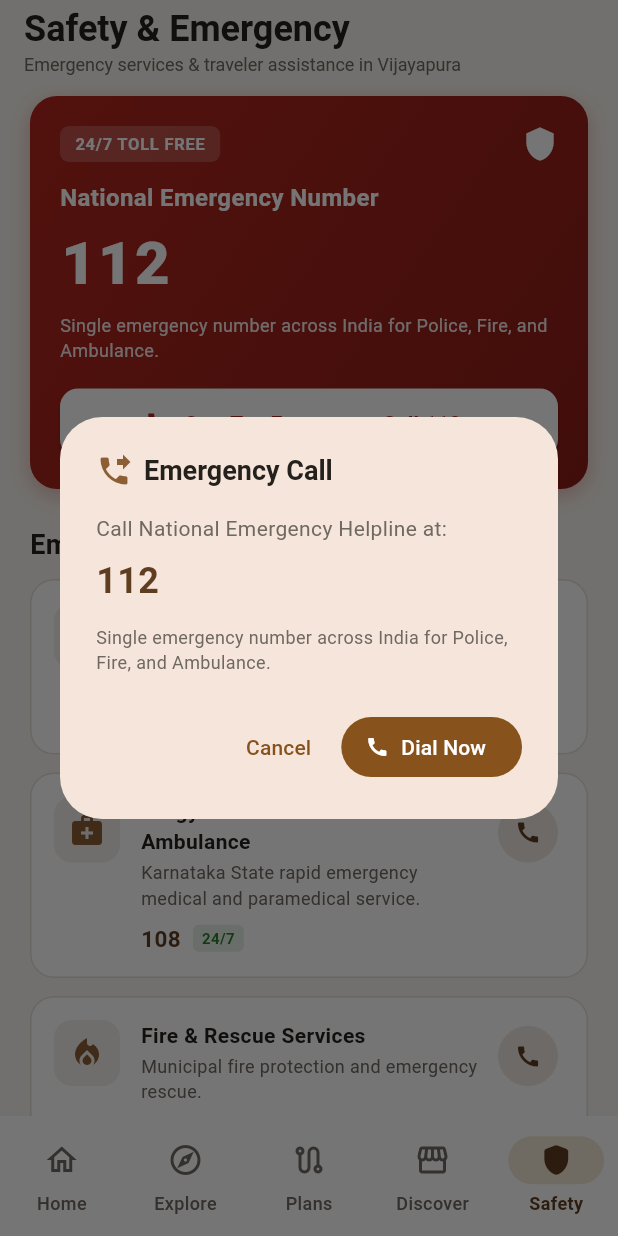
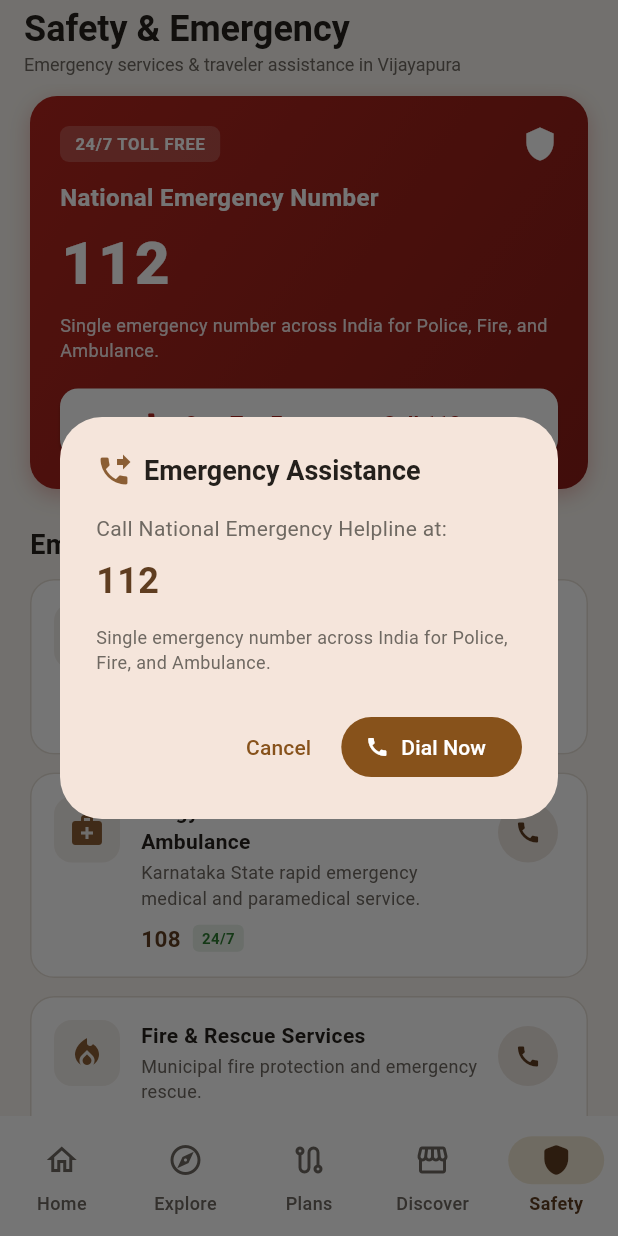
Before and after one commit to Datttabk/Final-Tourism, a Flutter app: the screen it shows once a user with an empty profile is signed in, item 5 of the bottom bar chosen, after a tap on "One-Tap Emergency Call 112", on a phone screen of 412 x 824 dp. Run offline on Flutter 3.47's test engine with Material 3 defaults, Android fonts, the phone set to English and light mode, and no system bars; our stand-ins replace firebase_auth, firebase_core, shared_preferences; missing offline and left inert: dart:html, firebase_auth_web, firebase_core_web, shared_preferences_web; accounts and stored records are empty.

Commit message:
feat(profile,auth,explore): add developer LinkedIn links, update supporters, unify branding logos, and clean explore food section

```diff
--- a/lib/features/auth/presentation/screens/sign_in_screen.dart
+++ b/lib/features/auth/presentation/screens/sign_in_screen.dart
@@ -2,8 +2,8 @@ import 'package:firebase_auth/firebase_auth.dart';
 import 'package:flutter/material.dart';
 
 import '../../../../core/localization/l10n_extensions.dart';
-import '../../../../core/theme/app_colors.dart';
 import '../../../../core/theme/app_text_styles.dart';
+import '../widgets/auth_header_logos.dart';
 
 class SignInScreen extends StatefulWidget {
   const SignInScreen({super.key});
@@ -111,20 +111,7 @@ class _SignInScreenState extends State<SignInScreen> {
                 child: Column(
                   crossAxisAlignment: CrossAxisAlignment.stretch,
                   children: [
-                    Center(
-                      child: Image.asset(
-                        'assets/images/branding/karnataka_tourism_logo.png',
-                        height: 52,
-                        fit: BoxFit.contain,
-                        errorBuilder: (context, error, stackTrace) =>
-                            const Icon(
-                              Icons.account_balance,
-                              size: 52,
-                              color: AppColors.primary,
-                            ),
-                      ),
-                    ),
-                    const SizedBox(height: 24),
+                    const AuthHeaderLogos(),
                     Text(
                       l10n.welcomeBack,
                       style: AppTextStyles.display,
--- /dev/null
+++ b/lib/features/auth/presentation/widgets/auth_header_logos.dart
@@ -0,0 +1,99 @@
+import 'package:flutter/material.dart';
+
+import '../../../../core/theme/app_colors.dart';
+
+/// Responsive institutional 3-logo header used across Authentication screens
+/// (Sign In and Sign Up), matching the official branding row on Home.
+///
+/// LEFT: Vijayapura Tourism / Discover Vijayapura
+/// CENTER: Karnataka Tourism (Department of Tourism)
+/// RIGHT: BLDEACET
+class AuthHeaderLogos extends StatelessWidget {
+  const AuthHeaderLogos({super.key});
+
+  @override
+  Widget build(BuildContext context) {
+    return Container(
+      padding: const EdgeInsets.symmetric(horizontal: 14, vertical: 8),
+      margin: const EdgeInsets.only(bottom: 24),
+      decoration: BoxDecoration(
+        color: AppColors.surface,
+        borderRadius: BorderRadius.circular(16),
+        border: Border.all(color: AppColors.border),
+        boxShadow: [
+          BoxShadow(
+            color: Colors.black.withValues(alpha: 0.03),
+            blurRadius: 6,
+            offset: const Offset(0, 2),
+          ),
+        ],
+      ),
+      child: LayoutBuilder(
+        builder: (context, constraints) {
+          final isCompact = constraints.maxWidth < 360;
+          final logoHeight = isCompact ? 36.0 : 44.0;
+
+          return SizedBox(
+            height: logoHeight,
+            child: Row(
+              crossAxisAlignment: CrossAxisAlignment.center,
+              children: [
+                // LEFT: Vijayapura Tourism / Discover Vijayapura artwork
+                Expanded(
+                  flex: 3,
+                  child: Align(
+                    alignment: Alignment.centerLeft,
+                    child: ClipRRect(
+                      borderRadius: BorderRadius.circular(6),
+                      child: Image.asset(
+                        'assets/images/branding/vijayapura_tourism_logo.jpg',
+                        height: logoHeight,
+                        fit: BoxFit.contain,
+                        errorBuilder: (context, error, stackTrace) =>
+                            const SizedBox.shrink(),
+                      ),
+                    ),
+                  ),
+                ),
+                const SizedBox(width: 8),
+
+                // CENTER: Karnataka Tourism logo
+                Expanded(
+                  flex: 5,
+                  child: Center(
+                    child: Image.asset(
+                      'assets/images/branding/karnataka_tourism_logo.png',
+                      height: logoHeight,
+                      fit: BoxFit.contain,
+                      errorBuilder: (context, error, stackTrace) =>
+                          const SizedBox.shrink(),
+                    ),
+                  ),
+                ),
+                const SizedBox(width: 8),
+
+                // RIGHT: BLDEACET logo
+                Expanded(
+                  flex: 3,
+                  child: Align(
+                    alignment: Alignment.centerRight,
+                    child: ClipRRect(
+                      borderRadius: BorderRadius.circular(6),
+                      child: Image.asset(
+                        'assets/images/branding/bldeacet_logo.jpg',
+                        height: logoHeight,
+                        fit: BoxFit.contain,
+                        errorBuilder: (context, error, stackTrace) =>
+                            const SizedBox.shrink(),
+                      ),
+                    ),
+                  ),
+                ),
+              ],
+            ),
+          );
+        },
+      ),
+    );
+  }
+}
--- a/lib/features/discover/presentation/widgets/hotel_card.dart
+++ b/lib/features/discover/presentation/widgets/hotel_card.dart
@@ -613,6 +613,8 @@ class HotelCard extends StatelessWidget {
                       onPressed: () {
                         if (onNavigate != null) {
                           onNavigate!();
+                        } else if (hotel.hasValidMapsUrl) {
+                          UrlLauncherHelper.openUrl(hotel.mapsUrl!);
                         } else {
                           _showNavigationHandoff(context);
                         }
--- a/lib/features/safety/presentation/screens/safety_screen.dart
+++ b/lib/features/safety/presentation/screens/safety_screen.dart
@@ -1,5 +1,6 @@
 import 'package:flutter/material.dart';
 
+import '../../../../core/localization/l10n_extensions.dart';
 import '../../../../core/theme/app_colors.dart';
 import '../../../../core/theme/app_text_styles.dart';
 import '../../data/repositories/local_safety_repository.dart';
@@ -43,7 +44,7 @@ class _SafetyScreenState extends State<SafetyScreen> {
           children: [
             const Icon(Icons.phone_forwarded, color: AppColors.primary),
             const SizedBox(width: 8),
-            const Text('Emergency Call', style: AppTextStyles.title),
+            Text(context.l10n.emergencyAssistance, style: AppTextStyles.title),
           ],
         ),
         content: Column(
@@ -72,7 +73,7 @@ class _SafetyScreenState extends State<SafetyScreen> {
         actions: [
           TextButton(
             onPressed: () => Navigator.pop(context),
-            child: const Text('Cancel'),
+            child: Text(context.l10n.cancel),
           ),
           FilledButton.icon(
             onPressed: () {
@@ -87,7 +88,7 @@ class _SafetyScreenState extends State<SafetyScreen> {
               );
             },
             icon: const Icon(Icons.call, size: 16),
-            label: const Text('Dial Now'),
+            label: Text(context.l10n.dialNow),
           ),
         ],
       ),
@@ -120,9 +121,9 @@ class _SafetyScreenState extends State<SafetyScreen> {
         title: Column(
           crossAxisAlignment: CrossAxisAlignment.start,
           children: [
-            const Text('Safety & Emergency', style: AppTextStyles.headline),
+            Text(context.l10n.safetyTitle, style: AppTextStyles.headline),
             Text(
-              'Emergency services & traveler assistance in Vijayapura',
+              context.l10n.safetySubtitle,
               style: AppTextStyles.bodySecondary.copyWith(fontSize: 12),
             ),
           ],
@@ -260,7 +261,10 @@ class _SafetyScreenState extends State<SafetyScreen> {
                 const SizedBox(height: 24),
 
                 // Traveler Safety Guidelines
-                const Text('Traveler Safety Tips', style: AppTextStyles.title),
+                Text(
+                  context.l10n.emergencyGuidelines,
+                  style: AppTextStyles.title,
+                ),
                 const SizedBox(height: 10),
                 ..._guidelines.map(
                   (guideline) => _GuidelineCard(guideline: guideline),
```
Also changed, not shown: lib/features/auth/presentation/screens/sign_up_screen.dart (+2 -10 lines), lib/features/explore/presentation/screens/place_detail_screen.dart (+5 -34 lines), lib/features/profile/presentation/screens/about_vijayapura_screen.dart (+68 -13 lines), 2 other files.
